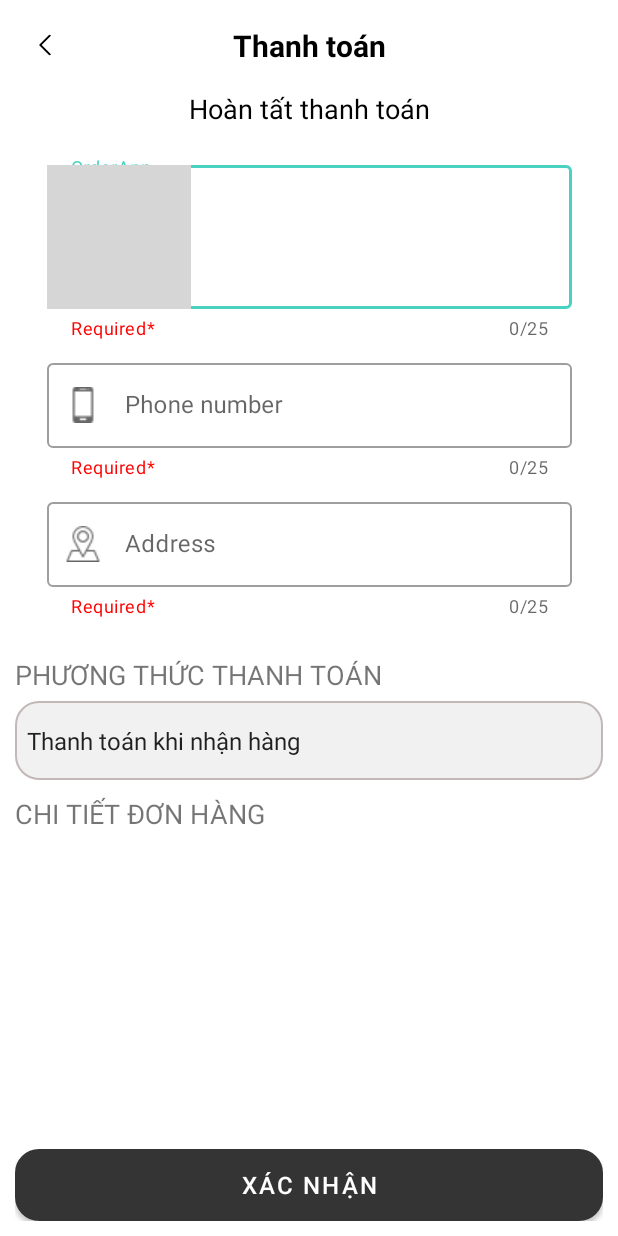
After one commit to ngockieubao/OrderApp, an Android app: the fragment ConfirmOrderFragment shown on its own in the app's theme, on a phone screen of 412 x 824 dp. The commit adds this screen. Run offline under Robolectric (Android 15) with nearby library versions, the phone set to English and light mode, and no system bars; our stand-ins replace data binding; grey boxes are pictures that could not be loaded.

Commit message:
add confirm order & make receipt ui

```diff
--- a/app/src/main/java/com/ngockieubao/orderapp/ui/main/MainFragment.kt
+++ b/app/src/main/java/com/ngockieubao/orderapp/ui/main/MainFragment.kt
@@ -41,6 +41,10 @@ class MainFragment : Fragment() {
                     binding.constraintHeader.visibility = View.GONE
                     binding.bottomNavigationView.visibility = View.GONE
                 }
+                R.id.confirmOrderFragment -> {
+                    binding.constraintHeader.visibility = View.GONE
+                    binding.bottomNavigationView.visibility = View.GONE
+                }
                 R.id.cartFragment -> {
                     binding.constraintHeader.visibility = View.GONE
                 }
--- a/app/src/main/java/com/ngockieubao/orderapp/ui/main/order/OrderFragment.kt
+++ b/app/src/main/java/com/ngockieubao/orderapp/ui/main/order/OrderFragment.kt
@@ -8,7 +8,6 @@ import android.view.ViewGroup
 import android.widget.Toast
 import androidx.fragment.app.activityViewModels
 import androidx.navigation.fragment.findNavController
-import com.ngockieubao.orderapp.R
 import com.ngockieubao.orderapp.data.Product
 import com.ngockieubao.orderapp.databinding.FragmentOrderBinding
 import com.ngockieubao.orderapp.ui.main.OrderViewModel
@@ -52,8 +51,9 @@ class OrderFragment : Fragment() {
                 item.price,
                 sharedViewModel.finalQuantity.value!!
             )
+            val action = OrderFragmentDirections.actionOrderFragmentToHomeFragment()
             Toast.makeText(requireActivity(), "Added to cart", Toast.LENGTH_LONG).show()
-            this.findNavController().navigate(R.id.homeFragment)
+            this.findNavController().navigate(action)
             resetOrder()
         }
 
--- /dev/null
+++ b/app/src/main/java/com/ngockieubao/orderapp/ui/main/receipt/ConfirmOrderFragment.kt
@@ -0,0 +1,61 @@
+package com.ngockieubao.orderapp.ui.main.receipt
+
+import android.os.Bundle
+import androidx.fragment.app.Fragment
+import android.view.LayoutInflater
+import android.view.View
+import android.view.ViewGroup
+import android.widget.ArrayAdapter
+import android.widget.Toast
+import androidx.navigation.fragment.findNavController
+import com.ngockieubao.orderapp.R
+import com.ngockieubao.orderapp.databinding.FragmentConfirmOrderBinding
+
+class ConfirmOrderFragment : Fragment() {
+
+    private var _binding: FragmentConfirmOrderBinding? = null
+    private val binding
+        get() = _binding!!
+
+    override fun onCreateView(
+        inflater: LayoutInflater, container: ViewGroup?,
+        savedInstanceState: Bundle?
+    ): View? {
+        // Inflate the layout for this fragment
+        _binding = FragmentConfirmOrderBinding.inflate(inflater, container, false)
+
+        val spinner = binding.spinnerSelectPurchase
+        // Create an ArrayAdapter using the string array and a default spinner layout
+        ArrayAdapter.createFromResource(
+            requireActivity(),
+            R.array.spinner_purchase,
+            android.R.layout.simple_spinner_item
+        ).also { adapter ->
+            // Specify the layout to use when the list of choices appears
+            adapter.setDropDownViewResource(android.R.layout.simple_spinner_dropdown_item)
+            // Apply the adapter to the spinner
+            spinner.adapter = adapter
+        }
+
+        return binding.root
+    }
+
+    override fun onViewCreated(view: View, savedInstanceState: Bundle?) {
+        super.onViewCreated(view, savedInstanceState)
+
+        binding.btnConfirm.setOnClickListener {
+            val action = ConfirmOrderFragmentDirections.actionConfirmOrderFragmentToHomeFragment()
+            this.findNavController().navigate(action)
+            Toast.makeText(requireActivity(), "Đặt hàng thành công", Toast.LENGTH_SHORT).show()
+        }
+
+        binding.imageButtonBack.setOnClickListener {
+            this.findNavController().navigateUp()
+        }
+    }
+
+    override fun onDestroyView() {
+        super.onDestroyView()
+        _binding = null
+    }
+}
--- /dev/null
+++ b/app/src/main/res/drawable/corner_purchase_element.xml
@@ -0,0 +1,10 @@
+<?xml version="1.0" encoding="utf-8"?>
+<selector xmlns:android="http://schemas.android.com/apk/res/android">
+    <item>
+        <shape android:shape="rectangle">
+            <corners android:radius="15dp" />
+            <solid android:color="#F1F1F1"/>
+            <stroke android:width="1dp" android:color="#C3B8B8" />
+        </shape>
+    </item>
+</selector>
--- a/app/src/main/res/layout/fragment_cart.xml
+++ b/app/src/main/res/layout/fragment_cart.xml
@@ -17,14 +17,12 @@
             android:id="@+id/imageButton_back"
             android:layout_width="40dp"
             android:layout_height="40dp"
-            android:layout_gravity="center"
             android:layout_marginStart="5dp"
-            android:layout_weight="1"
             android:background="@color/white"
             android:contentDescription="@string/string_todo"
             android:padding="10dp"
             android:scaleType="fitCenter"
-            android:src="?attr/actionModeCloseDrawable"
+            android:src="@drawable/ic_left_chevron_64"
             app:layout_constraintStart_toStartOf="parent"
             app:layout_constraintTop_toTopOf="parent"
             app:tint="@color/black"
--- /dev/null
+++ b/app/src/main/res/layout/fragment_confirm_order.xml
@@ -0,0 +1,206 @@
+<?xml version="1.0" encoding="utf-8"?>
+<layout xmlns:android="http://schemas.android.com/apk/res/android"
+    xmlns:app="http://schemas.android.com/apk/res-auto"
+    xmlns:tools="http://schemas.android.com/tools">
+
+    <data>
+
+    </data>
+
+    <androidx.constraintlayout.widget.ConstraintLayout
+        android:layout_width="match_parent"
+        android:layout_height="match_parent"
+        android:padding="10dp"
+        tools:context=".ui.main.receipt.ConfirmOrderFragment">
+
+        <androidx.constraintlayout.widget.ConstraintLayout
+            android:id="@+id/constraintLayout_header"
+            android:layout_width="match_parent"
+            android:layout_height="wrap_content"
+            app:layout_constraintEnd_toEndOf="parent"
+            app:layout_constraintHorizontal_bias="0.5"
+            app:layout_constraintStart_toStartOf="parent"
+            app:layout_constraintTop_toTopOf="parent">
+
+            <ImageButton
+                android:id="@+id/imageButton_back"
+                android:layout_width="40dp"
+                android:layout_height="40dp"
+                android:background="@color/white"
+                android:contentDescription="@string/string_todo"
+                android:padding="10dp"
+                android:scaleType="fitCenter"
+                android:src="@drawable/ic_left_chevron_64"
+                app:layout_constraintStart_toStartOf="parent"
+                app:layout_constraintTop_toTopOf="parent"
+                app:tint="@color/black"
+                tools:ignore="TouchTargetSizeCheck,DuplicateSpeakableTextCheck" />
+
+            <TextView
+                android:id="@+id/textView_title"
+                android:layout_width="wrap_content"
+                android:layout_height="wrap_content"
+                android:text="@string/string_purchase"
+                android:textColor="@color/black"
+                android:textSize="20sp"
+                android:textStyle="bold"
+                app:layout_constraintBottom_toBottomOf="@+id/imageButton_back"
+                app:layout_constraintEnd_toEndOf="parent"
+                app:layout_constraintStart_toStartOf="parent"
+                app:layout_constraintTop_toTopOf="parent" />
+        </androidx.constraintlayout.widget.ConstraintLayout>
+
+        <TextView
+            android:id="@+id/textView_info_purchase_title"
+            android:layout_width="wrap_content"
+            android:layout_height="wrap_content"
+            android:layout_marginTop="10dp"
+            android:text="@string/string_complete_purchase"
+            android:textColor="@color/black"
+            android:textSize="18sp"
+            app:layout_constraintEnd_toEndOf="parent"
+            app:layout_constraintHorizontal_bias="0.5"
+            app:layout_constraintStart_toStartOf="parent"
+            app:layout_constraintTop_toBottomOf="@+id/constraintLayout_header" />
+
+        <androidx.constraintlayout.widget.ConstraintLayout
+            android:id="@+id/constraintLayout_confirm_info"
+            android:layout_width="match_parent"
+            android:layout_height="wrap_content"
+            android:layout_marginTop="10dp"
+            app:layout_constraintEnd_toEndOf="parent"
+            app:layout_constraintStart_toStartOf="parent"
+            app:layout_constraintTop_toBottomOf="@+id/textView_info_purchase_title">
+
+            <com.google.android.material.textfield.TextInputLayout
+                android:id="@+id/txt_input_purchase_name"
+                style="@style/Widget.MaterialComponents.TextInputLayout.OutlinedBox"
+                android:layout_width="350dp"
+                android:layout_height="wrap_content"
+                android:layout_marginTop="10dp"
+                app:counterEnabled="true"
+                app:counterMaxLength="25"
+                app:endIconMode="clear_text"
+                app:errorEnabled="true"
+                app:helperText="Required*"
+                app:helperTextTextColor="#FF0000"
+                app:layout_constraintEnd_toEndOf="parent"
+                app:layout_constraintHorizontal_bias="0.5"
+                app:layout_constraintStart_toStartOf="parent"
+                app:layout_constraintTop_toTopOf="parent"
+                app:startIconDrawable="@drawable/ic_profile">
+
+                <com.google.android.material.textfield.TextInputEditText
+                    android:id="@+id/edt_input_purchase_name"
+                    android:layout_width="match_parent"
+                    android:layout_height="wrap_content"
+                    android:hint="@string/app_name"
+                    android:inputType="text"
+                    android:maxLength="26" />
+            </com.google.android.material.textfield.TextInputLayout>
+
+            <com.google.android.material.textfield.TextInputLayout
+                android:id="@+id/txt_input_purchase_contact"
+                style="@style/Widget.MaterialComponents.TextInputLayout.OutlinedBox"
+                android:layout_width="350dp"
+                android:layout_height="wrap_content"
+                android:layout_marginTop="10dp"
+                app:counterEnabled="true"
+                app:counterMaxLength="25"
+                app:endIconMode="clear_text"
+                app:errorEnabled="true"
+                app:helperText="Required*"
+                app:helperTextTextColor="#FF0000"
+                app:layout_constraintEnd_toEndOf="parent"
+                app:layout_constraintHorizontal_bias="0.5"
+                app:layout_constraintStart_toStartOf="parent"
+                app:layout_constraintTop_toBottomOf="@+id/txt_input_purchase_name"
+                app:startIconDrawable="@drawable/ic_smartphone">
+
+                <com.google.android.material.textfield.TextInputEditText
+                    android:id="@+id/edt_input_purchase_contact"
+                    android:layout_width="match_parent"
+                    android:layout_height="wrap_content"
+                    android:hint="@string/string_phone_number"
+                    android:inputType="text"
+                    android:maxLength="26" />
+            </com.google.android.material.textfield.TextInputLayout>
+
+            <com.google.android.material.textfield.TextInputLayout
+                android:id="@+id/txt_input_purchase_address"
+                style="@style/Widget.MaterialComponents.TextInputLayout.OutlinedBox"
+                android:layout_width="350dp"
+                android:layout_height="wrap_content"
+                android:layout_marginTop="10dp"
+                app:counterEnabled="true"
+                app:counterMaxLength="25"
+                app:endIconMode="clear_text"
+                app:errorEnabled="true"
+                app:helperText="Required*"
+                app:helperTextTextColor="#FF0000"
+                app:layout_constraintEnd_toEndOf="parent"
+                app:layout_constraintHorizontal_bias="0.5"
+                app:layout_constraintStart_toStartOf="parent"
+                app:layout_constraintTop_toBottomOf="@+id/txt_input_purchase_contact"
+                app:startIconDrawable="@drawable/ic_pin">
+
+                <com.google.android.material.textfield.TextInputEditText
+                    android:id="@+id/edt_input_purchase_address"
+                    android:layout_width="match_parent"
+                    android:layout_height="wrap_content"
+                    android:hint="@string/string_address"
+                    android:inputType="text"
+                    android:maxLength="26" />
+            </com.google.android.material.textfield.TextInputLayout>
+        </androidx.constraintlayout.widget.ConstraintLayout>
+
+        <TextView
+            android:id="@+id/tv_purchase_title"
+            android:layout_width="match_parent"
+            android:layout_height="wrap_content"
+            android:layout_marginTop="25dp"
+            android:text="@string/string_type_purchase"
+            android:textAllCaps="true"
+            android:textSize="18sp"
+            app:layout_constraintTop_toBottomOf="@+id/constraintLayout_confirm_info" />
+
+        <Spinner
+            android:id="@+id/spinner_select_purchase"
+            android:layout_width="match_parent"
+            android:layout_height="wrap_content"
+            android:layout_marginTop="5dp"
+            android:background="@drawable/corner_purchase_element"
+            android:paddingVertical="15dp"
+            app:layout_constraintEnd_toEndOf="parent"
+            app:layout_constraintHorizontal_bias="0.5"
+            app:layout_constraintStart_toStartOf="parent"
+            app:layout_constraintTop_toBottomOf="@+id/tv_purchase_title"
+            tools:listitem="@layout/layout_list_purchase" />
+
+        <TextView
+            android:id="@+id/tv_receipt_title"
+            android:layout_width="match_parent"
+            android:layout_height="wrap_content"
+            android:layout_marginTop="10dp"
+            android:text="@string/string_order_detail"
+            android:textAllCaps="true"
+            android:textSize="18sp"
+            app:layout_constraintEnd_toEndOf="parent"
+            app:layout_constraintStart_toStartOf="parent"
+            app:layout_constraintTop_toBottomOf="@+id/spinner_select_purchase" />
+
+        <Button
+            android:id="@+id/btn_confirm"
+            android:layout_width="match_parent"
+            android:layout_height="wrap_content"
+            android:layout_marginTop="10dp"
+            android:background="@drawable/corner_cart_element"
+            android:text="@string/string_confirm"
+            android:textSize="16sp"
+            app:backgroundTint="#353434"
+            app:layout_constraintBottom_toBottomOf="parent"
+            app:layout_constraintEnd_toEndOf="parent"
+            app:layout_constraintStart_toStartOf="parent"
+            app:layout_constraintVertical_bias="1.0" />
+    </androidx.constraintlayout.widget.ConstraintLayout>
+</layout>
--- a/app/src/main/res/values/strings.xml
+++ b/app/src/main/res/values/strings.xml
@@ -36,4 +36,16 @@
     <string name="string_checkout">Checkout</string>
     <string name="string_total_price">Total Price</string>
     <string name="string_check_cart">Bạn chưa có đơn hàng nào trong giỏ</string>
+    <string name="string_purchase">Thanh toán</string>
+    <string name="string_complete_purchase">Hoàn tất thanh toán</string>
+    <string name="string_phone_number">Phone number</string>
+    <string name="string_address">Address</string>
+    <string name="string_type_purchase">Phương thức thanh toán</string>
+    <string name="string_order_detail">Chi tiết đơn hàng</string>
+    <string name="string_confirm">Xác nhận</string>
+
+    <string-array name="spinner_purchase">
+        <item>Thanh toán khi nhận hàng</item>
+        <item>Thanh toán MOMO</item>
+    </string-array>
 </resources>
```
Also changed, not shown: app/src/main/java/com/ngockieubao/orderapp/ui/main/cart/CartFragment.kt (+6 -3 lines), app/src/main/res/layout/fragment_order.xml (+5 -4 lines), app/src/main/res/layout/layout_list_purchase.xml (added, +46 -0 lines), app/src/main/res/layout/layout_purchase.xml (added, +151 -0 lines), app/src/main/res/navigation/nav_graph.xml (+23 -1 lines), app/src/main/res/drawable/ic_caret_down.png (added), app/src/main/res/drawable/ic_left_chevron_64.png (added), app/src/main/res/drawable/ic_pin.png (added), app/src/main/res/drawable/ic_right_chevron_64.png (added), app/src/main/res/drawable/ic_smartphone.png (added).
